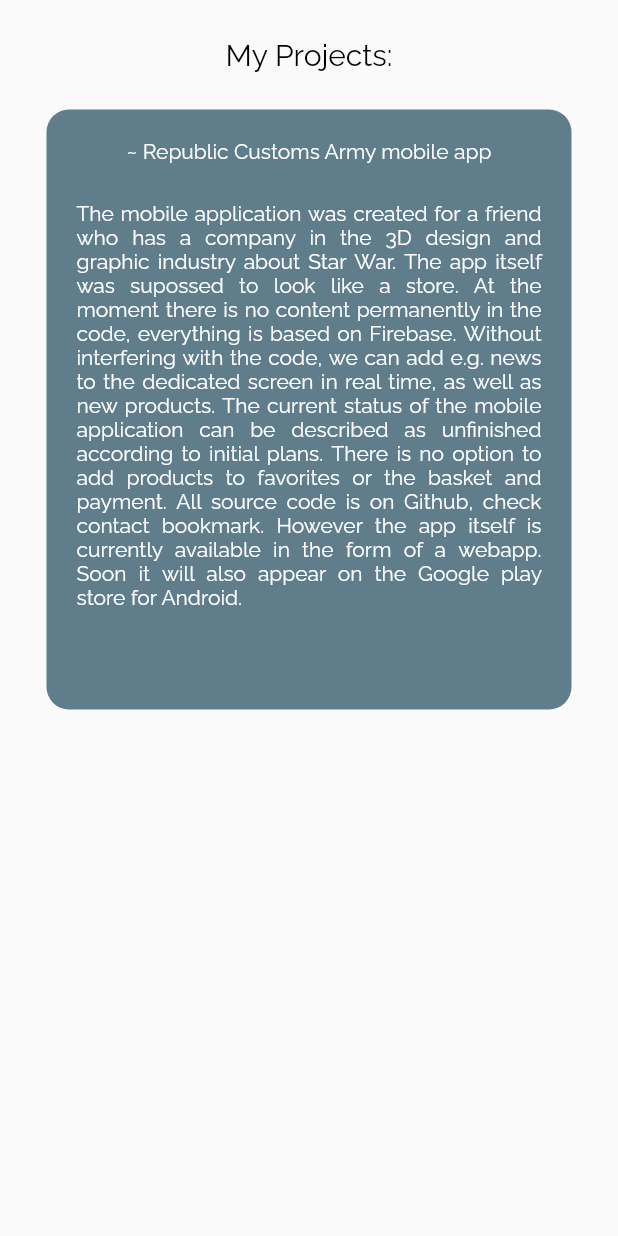
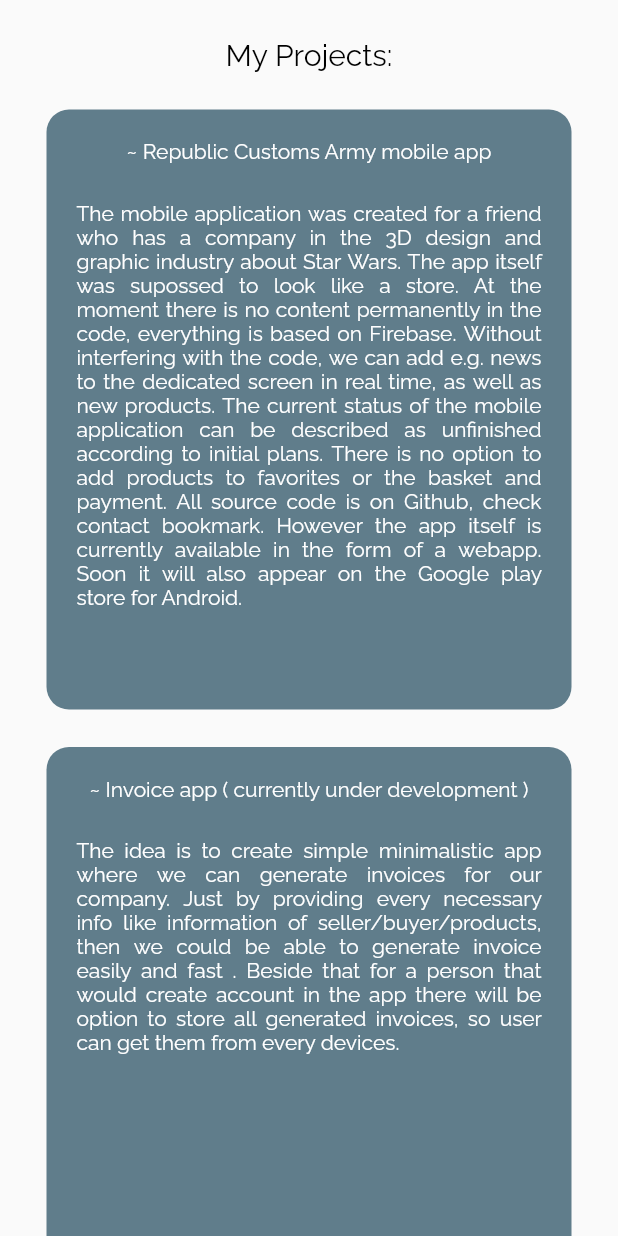
Before and after one commit to MarcelOwczarek/own_website, a Flutter app: the Projects_Page widget shown alone on an empty page, opened directly, on a phone screen of 412 x 824 dp. Run offline on Flutter 3.47's test engine with Material 2 defaults, Android fonts, the phone set to English and light mode, and no system bars; our stand-ins replace google_fonts, lottie, simple_gradient_text; network calls fail.

Commit message:
Add second Project_Container to Projects_Page

```diff
--- a/lib/root/Root_Page.dart
+++ b/lib/root/Root_Page.dart
@@ -74,7 +74,13 @@
             Project_Container(context,
                 project_name: '~ Republic Customs Army mobile app',
                 project_description:
-                    'The mobile application was created for a friend who has a company in the 3D design and graphic industry about Star War. The app itself was supossed to look like a store. At the moment there is no content permanently in the code, everything is based on Firebase. Without interfering with the code, we can add e.g. news to the dedicated screen in real time, as well as new products. The current status of the mobile application can be described as unfinished according to initial plans. There is no option to add products to favorites or the basket and payment. All source code is on Github, check contact bookmark. However the app itself is currently available in the form of a webapp. Soon it will also appear on the Google play store for Android.'),
+                    'The mobile application was created for a friend who has a company in the 3D design and graphic industry about Star Wars. The app itself was supossed to look like a store. At the moment there is no content permanently in the code, everything is based on Firebase. Without interfering with the code, we can add e.g. news to the dedicated screen in real time, as well as new products. The current status of the mobile application can be described as unfinished according to initial plans. There is no option to add products to favorites or the basket and payment. All source code is on Github, check contact bookmark. However the app itself is currently available in the form of a webapp. Soon it will also appear on the Google play store for Android.'),
+            const SizedBox(height: 25),
+            Project_Container(context,
+                project_name: '~ Invoice app ( currently under development )',
+                project_description:
+                    'The idea is to create simple minimalistic app where we can generate invoices for our company. Just by providing every necessary info like information of seller/buyer/products, then we could be able to generate invoice easily and fast . Beside that for a person that would create account in the app there will be option to store all generated invoices, so user can get them from every devices.'),
+            const SizedBox(height: 25),
           ],
         )
       ],
```
